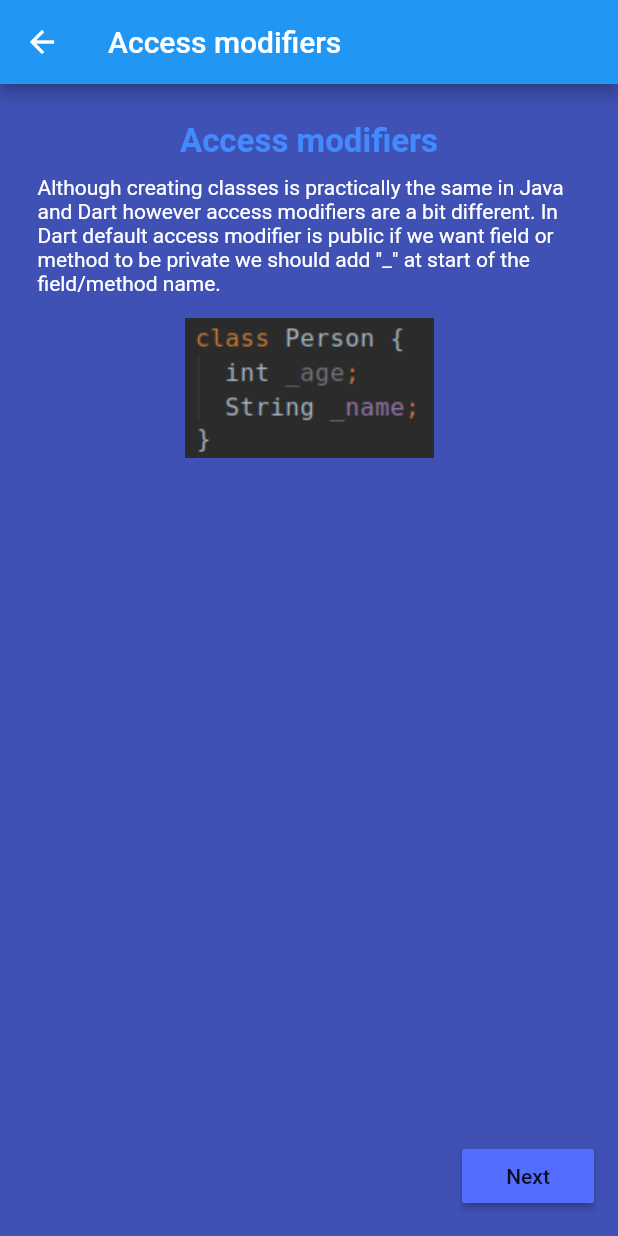
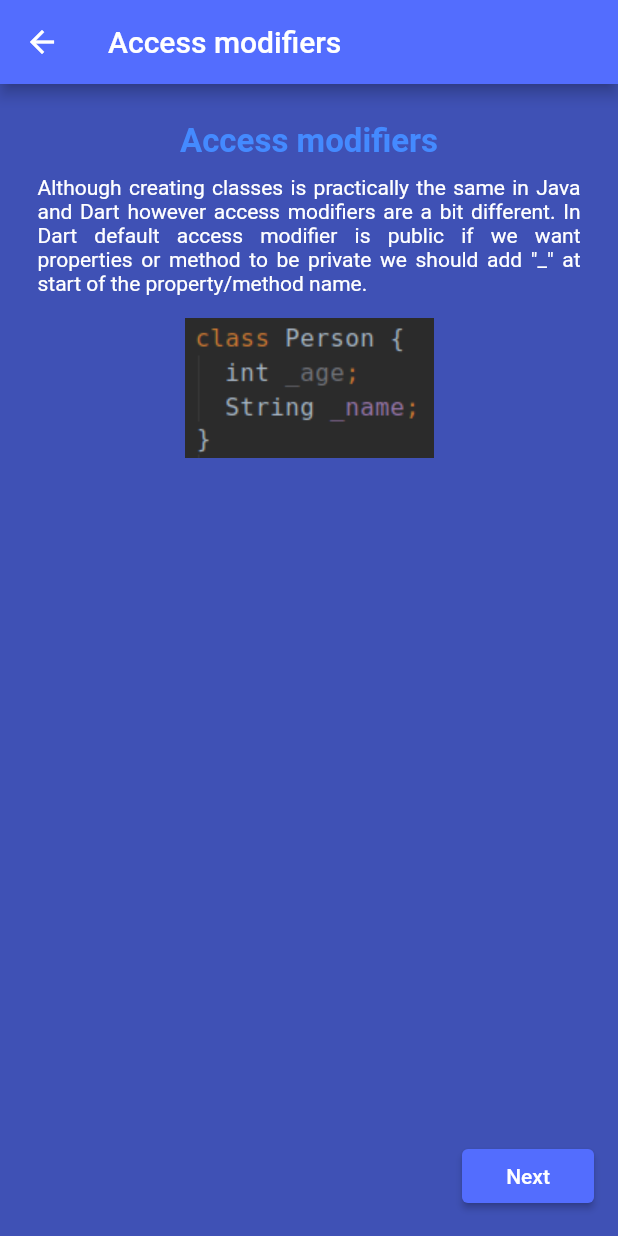
Before and after one commit to boonkk/FlutterWorkshop, a Flutter app: the screen it shows after launch, after a tap on "Syntax differences Java&Dart", on a phone screen of 412 x 824 dp. Run offline on Flutter 3.47's test engine with Material 2 defaults, Android fonts, the phone set to English and light mode, and no system bars; our stand-ins replace flutter_swiper; Roboto replaces fonts that are missing (Helvetica).

Commit message:
slight changes, added default themes

```diff
--- a/assets/dartPages.json
+++ b/assets/dartPages.json
@@ -2,12 +2,12 @@
 	"page1": {
 			"imageFile" : "assets/page1dart.png",
 			"title" : "Access modifiers",
-			"description" : "Although creating classes is practically the same in Java and Dart however access modifiers are a bit different. In Dart default access modifier is public if we want field or method to be private we should add \"_\" at start of the field/method name."
+			"description" : "Although creating classes is practically the same in Java and Dart however access modifiers are a bit different. In Dart default access modifier is public if we want properties or method to be private we should add \"_\" at start of the property/method name."
 		},
 	"page2": {
 			"imageFile" : "assets/page2dart.png",
 			"title" : "Constructor",
-			"description" : "In Dart it’s possible to initialize class fields in constructor by using following syntax. Dart support two types of constructor parameters: positional (like in Java) and named (surrounded with \"{}\"). If constructor has named arguments they have to be called by name."
+			"description" : "In Dart it’s possible to initialize class properties in constructor by using following syntax. Dart support two types of constructor parameters: positional (like in Java) and named (surrounded with \"{}\"). If constructor has named arguments they have to be called by name."
 		},
 	"page3": {
 			"imageFile" : "assets/page3dart.png",
--- a/lib/LangDifferences.dart
+++ b/lib/LangDifferences.dart
@@ -35,6 +35,7 @@ class _LangDifferencesState extends State<LangDifferences> {
             return Scaffold(
               appBar: AppBar(
                 title: Text(snapshot.data["title"]),
+                backgroundColor: Colors.indigoAccent,
               ),
               body: Container(
                 padding: EdgeInsets.only(bottom: 15),
--- a/lib/LangTable.dart
+++ b/lib/LangTable.dart
@@ -36,6 +36,7 @@ class LangTable extends StatelessWidget {
               child: DefaultTextStyle(
                 child: Text(_description),
                 style: TextStyle(),
+                textAlign: TextAlign.justify,
                 overflow: TextOverflow.ellipsis,
                 maxLines: 10,),
               padding: EdgeInsets.only(bottom: 15, left: 25, right: 25),
--- a/lib/QuizPicker.dart
+++ b/lib/QuizPicker.dart
@@ -11,6 +11,7 @@ class QuizPicker extends StatelessWidget {
     return Scaffold(
         appBar: AppBar(
           title: Text("Pick your quiz: "),
+          backgroundColor: Colors.indigoAccent,
         ),
         body: Center(
           child: Column(
--- a/lib/Welcome.dart
+++ b/lib/Welcome.dart
@@ -9,45 +9,57 @@ class Welcome extends StatelessWidget {
   Widget build(BuildContext context) {
     return Scaffold(
         backgroundColor: Colors.indigo,
-      body: Center(
+        body: Container(
+          //margin: EdgeInsets.only(top: 30),
+          alignment: Alignment.center,
+          width: double.infinity,
+          height: double.infinity,
           child: Column(
-        mainAxisAlignment: MainAxisAlignment.spaceEvenly,
+            mainAxisAlignment: MainAxisAlignment.center,
             children: <Widget>[
-          Spacer(flex: 60),
-          Container(
-            child: Text(
+              Column(
+                children: <Widget>[
+                  Text(
                     "Flutter Workshop",
-              style: TextStyle(
-                  fontSize: 35,
-                  color: Colors.white,
-                  fontWeight: FontWeight.bold),
+                    style: TextStyle(fontSize: 30, fontWeight: FontWeight.bold),
                   ),
-//                  padding: EdgeInsets.only(top: 40),
-          ),
-//                Spacer(flex: 60,),
                   FlutterLogo(
                     size: 150,
                   ),
-          Spacer(flex: 5),
-          Text("For Java dev",
-            style: TextStyle(
-              color: Colors.white,
-              fontSize: 20
-            ),),
-          Spacer(flex:30),
+                  Text(
+                    "for Java dev",
+                    style: TextStyle(fontFamily: "Courier", fontSize: 20),
+                  ),
+                ],
+              ),
+              Container(
+                //margin: EdgeInsets.all(30),
+                child: Column(
+                  children: <Widget>[
                     RaisedButton(
                       color: Colors.indigoAccent,
-            child: Text("Syntax differences Java&Dart", style: TextStyle(color: Colors.white),),
+                      child: Text(
+                        "Syntax differences Java&Dart",
+                        style: TextStyle(
+                          fontFamily: "Courier",
+                        ),
+                      ),
                       onPressed: () {
                         Navigator.push(
                           context,
-                MaterialPageRoute(builder: (context) => LangDifferences(1)),
+                          MaterialPageRoute(
+                              builder: (context) => LangDifferences(1)),
                         );
                       },
                     ),
                     RaisedButton(
                       color: Colors.indigoAccent,
-            child: Text("Take the quiz!", style: TextStyle(color: Colors.white),),
+                      child: Text(
+                        "Take the quiz!",
+                        style: TextStyle(
+                          fontFamily: "Courier",
+                        ),
+                      ),
                       onPressed: () {
                         Navigator.push(
                           context,
@@ -57,7 +69,12 @@ class Welcome extends StatelessWidget {
                     ),
                     RaisedButton(
                       color: Colors.indigoAccent,
-            child: Text("Playground", style: TextStyle(color: Colors.white),),
+                      child: Text(
+                        "Playground",
+                        style: TextStyle(
+                          fontFamily: "Courier",
+                        ),
+                      ),
                       onPressed: () {
                         Navigator.push(
                           context,
@@ -65,9 +82,11 @@ class Welcome extends StatelessWidget {
                         );
                       },
                     ),
-          Spacer(flex: 20)
                   ],
-      )),
-    );
+                ),
+              )
+            ],
+          ),
+        ));
   }
 }
--- a/lib/main.dart
+++ b/lib/main.dart
@@ -7,6 +7,20 @@ import 'QuizPicker.dart';
 void main() {
   runApp(MaterialApp(
     title: 'Navigation Basics',
+      theme: ThemeData(
+        buttonColor: Colors.indigoAccent,
+        buttonTheme: ButtonThemeData(
+          buttonColor: Colors.indigoAccent,     //  <-- dark color
+          textTheme: ButtonTextTheme.primary, //  <-- this auto selects the right color
+
+        ),
+        fontFamily: 'Helvetica',
+        textTheme: TextTheme(
+          headline6: TextStyle(color: Colors.white, fontSize: 18),
+          bodyText2: TextStyle(color: Colors.white),
+
+        ),
+      ),
     home: Main(),
   ));
 }
@@ -15,8 +29,6 @@ class Main extends StatelessWidget {
 
   @override
   Widget build(BuildContext context) {
-    return Scaffold(
-        body: Welcome(),
-    );
+    return Welcome();
   }
 }
```
Also changed, not shown: lib/playground/WrapObject.dart (added), lib/playground/WrapPresentation.dart (added). Lines whose indentation alone changed are shown as unchanged.
